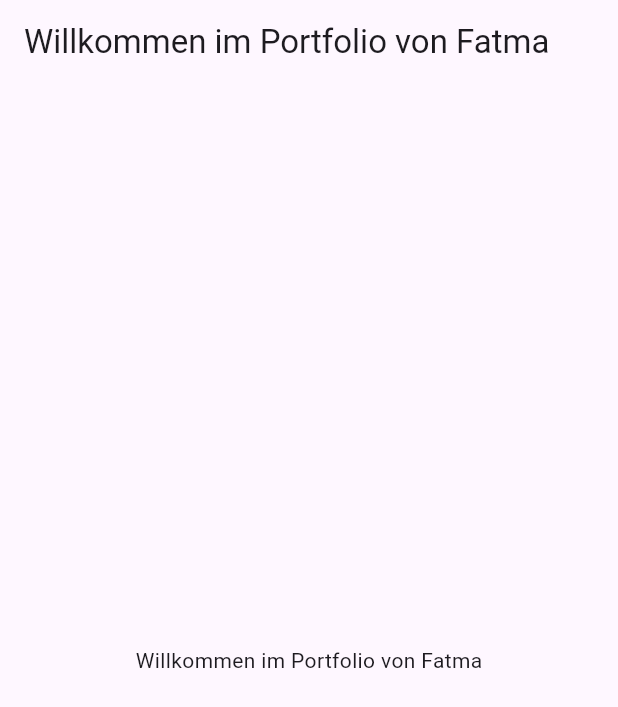
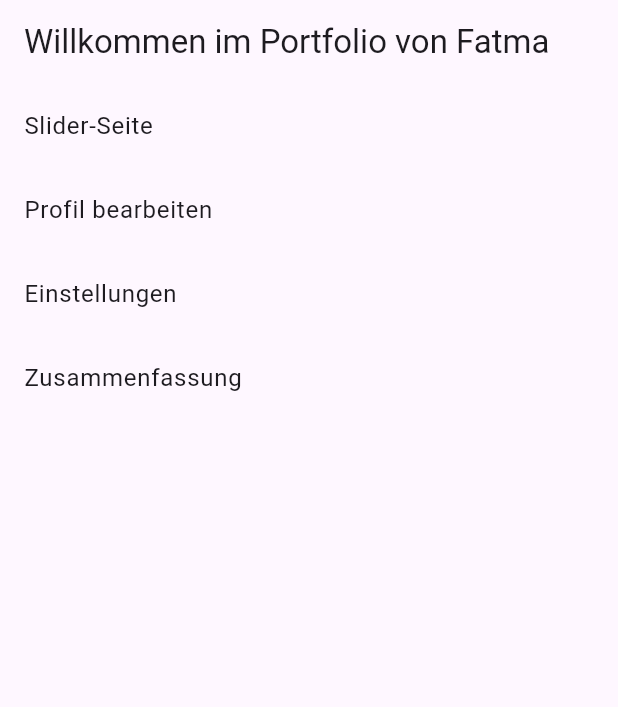
Before and after one commit to fatmaipk/portfolio_5568020, a Flutter app: the screen it shows after launch, on a phone screen of 412 x 824 dp. Shown: the top 707 px of the screen. Run offline on Flutter 3.47's test engine with Material 3 defaults, Android fonts, the light colour scheme and no system bars.

Commit message:
Seitenstruktur und Navigation für Praktikum 2 hinzugefügt

```diff
--- a/lib/main.dart
+++ b/lib/main.dart
@@ -1,5 +1,9 @@
 import 'package:flutter/material.dart';
 import 'pages/home_page.dart';
+import 'pages/slider_page.dart';
+import 'pages/profile_form_page.dart';
+import 'pages/settings_page.dart';
+import 'pages/summary_page.dart';
 
 void main() {
   runApp(const MyApp());
@@ -13,7 +17,16 @@ class MyApp extends StatelessWidget {
     return MaterialApp(
       debugShowCheckedModeBanner: false,
       title: 'Portfolio von Fatma',
+      theme: ThemeData(
+        colorScheme: ColorScheme.fromSeed(seedColor: Colors.deepPurple),
+      ),
       home: const HomePage(),
+      routes: {
+        '/slider': (_) => const SliderPage(),
+        '/profile': (_) => const ProfileFormPage(),
+        '/settings': (_) => const SettingsPage(),
+        '/summary': (_) => const SummaryPage(),
+      },
     );
   }
 }
--- a/lib/pages/home_page.dart
+++ b/lib/pages/home_page.dart
@@ -6,11 +6,26 @@ class HomePage extends StatelessWidget {
   @override
   Widget build(BuildContext context) {
     return Scaffold(
-      appBar: AppBar(
-        title: const Text('Willkommen im Portfolio von Fatma'),
-      ),
-      body: const Center(
-        child: Text('Willkommen im Portfolio von Fatma'),
+      appBar: AppBar(title: const Text('Willkommen im Portfolio von Fatma')),
+      body: ListView(
+        children: [
+          ListTile(
+            title: const Text('Slider-Seite'),
+            onTap: () => Navigator.pushNamed(context, '/slider'),
+          ),
+          ListTile(
+            title: const Text('Profil bearbeiten'),
+            onTap: () => Navigator.pushNamed(context, '/profile'),
+          ),
+          ListTile(
+            title: const Text('Einstellungen'),
+            onTap: () => Navigator.pushNamed(context, '/settings'),
+          ),
+          ListTile(
+            title: const Text('Zusammenfassung'),
+            onTap: () => Navigator.pushNamed(context, '/summary'),
+          ),
+        ],
       ),
     );
   }
--- /dev/null
+++ b/lib/pages/slider_page.dart
@@ -0,0 +1,13 @@
+import 'package:flutter/material.dart';
+
+class SliderPage extends StatelessWidget {
+  const SliderPage({super.key});
+
+  @override
+  Widget build(BuildContext context) {
+    return Scaffold(
+      appBar: AppBar(title: const Text('Slider-Seite')),
+      body: const Center(child: Text('Hier kommt der Slider hin')),
+    );
+  }
+}
```
Also changed, not shown: lib/pages/profile_form_page.dart (added, +13 -0 lines), lib/pages/settings_page.dart (added, +13 -0 lines), lib/pages/summary_page.dart (added, +13 -0 lines).
